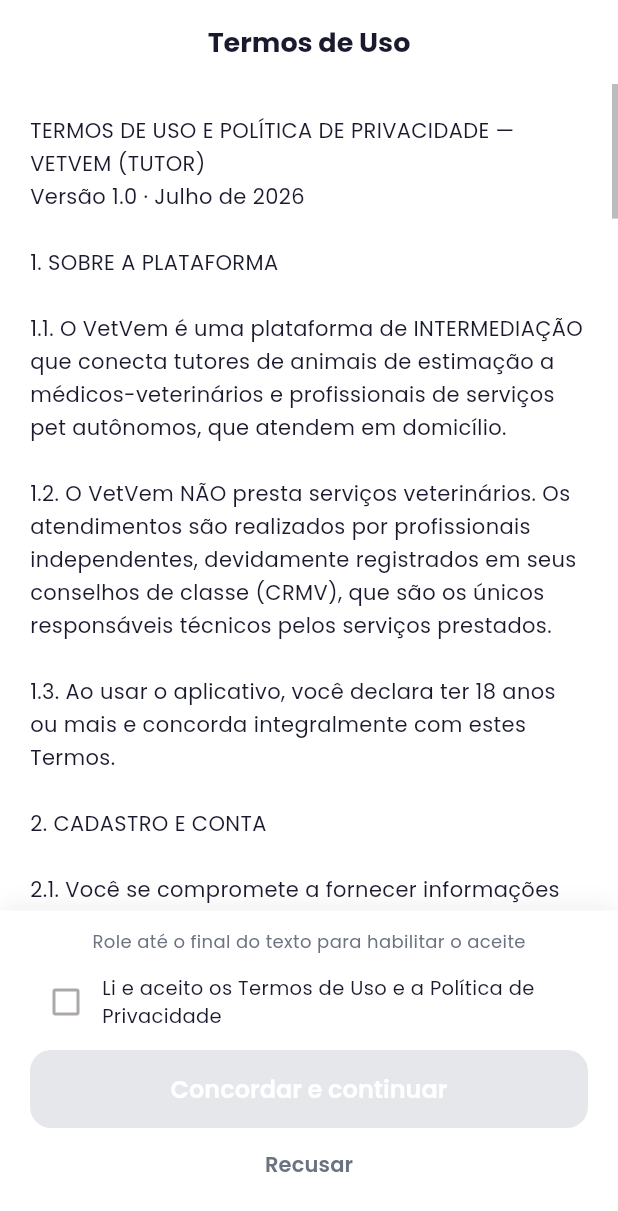
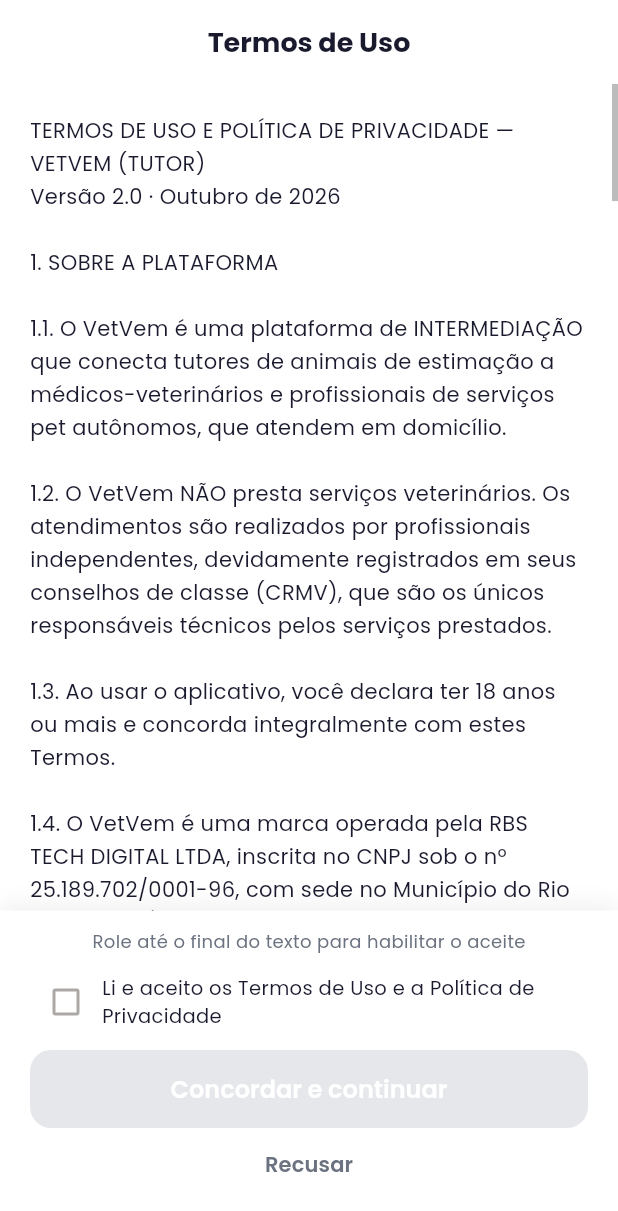
Before and after one commit to vetvemaplicativo/vetvem, a Flutter app: the TermsView screen opened directly, on a phone screen of 412 x 824 dp. Shown: the top 1211 px of the screen. Run offline on Flutter 3.47's test engine with Material 3 defaults, Android fonts, the phone set to English and light mode, and no system bars; our stand-ins replace cloud_firestore, connectivity_plus, firebase_analytics, firebase_auth, firebase_core, firebase_messaging and 10 more; accounts and stored records are empty.

Commit message:
Tutor 1.0.9+28: Termos de Uso 2.0, cancelamento via suporte, FAQ corrigido
Co-Authored-By: Claude Sonnet 5.5 <noreply@anthropic.com>

```diff
--- a/lib/app/modules/profile/profile_view.dart
+++ b/lib/app/modules/profile/profile_view.dart
@@ -1886,16 +1886,6 @@ class _SettingsList extends StatelessWidget {
         child: Column(
           children: [
             _HelpTile(
-              icon: Icons.chat_bubble_outline,
-              title: 'Chat com suporte',
-              subtitle: 'Atendimento pelo WhatsApp',
-              onTap: () async {
-                final uri = Uri.parse('https://wa.me/5521999999999?text=Ol%C3%A1%2C%20preciso%20de%20ajuda%20com%20o%20VetVem');
-                await launchUrl(uri, mode: LaunchMode.externalApplication);
-              },
-            ),
-            const Divider(height: 1),
-            _HelpTile(
               icon: Icons.email_outlined,
               title: 'Enviar e-mail',
               subtitle: 'suporte@vetvem.com.br',
@@ -1929,13 +1919,13 @@ class _SettingsList extends StatelessWidget {
       ('Como agendar uma consulta?',
           'Na tela "Buscar", escolha um veterinário e toque em "Agendar consulta". Selecione seu pet, data e horário, e confirme o pagamento.'),
       ('Posso cancelar um agendamento?',
-          'Sim. Na aba "Consultas", toque em "Cancelar" na consulta desejada. Cancelamentos feitos com menos de 2 horas de antecedência podem ter taxa.'),
+          'Sim. Na aba "Consultas", toque em "Cancelar" e fale com o suporte por e-mail. Cancelamentos depois do pagamento são analisados caso a caso. Se o profissional recusar ou não responder, o valor é estornado automaticamente.'),
       ('Como cadastrar um pet?',
           'No seu Perfil, toque em "+ Adicionar pet" e preencha os dados do seu animal.'),
       ('O veterinário vai até minha casa?',
           'Sim! O VetVem é um serviço de atendimento domiciliar. O profissional vai até o endereço informado no agendamento.'),
       ('Como funciona o pagamento?',
-          'Aceitamos Pix e cartão de crédito. Você escolhe a forma de pagamento ao confirmar o agendamento.'),
+          'Aceitamos Pix e cartão de crédito. O pagamento é feito ao solicitar o agendamento. O profissional tem até 1 hora para confirmar e, se recusar ou não responder, o valor é estornado automaticamente.'),
       ('Posso avaliar o veterinário?',
           'Após a conclusão da consulta, você receberá uma notificação para avaliar o atendimento.'),
     ];
--- a/lib/app/modules/terms/terms_content.dart
+++ b/lib/app/modules/terms/terms_content.dart
@@ -1,11 +1,11 @@
 /// Versão dos termos vigentes — incremente ao alterar o texto para que
 /// contas antigas sejam solicitadas a aceitar novamente se necessário.
-const termsVersion = '1.0';
+const termsVersion = '2.0';
 
 /// RASCUNHO — revisar com advogado antes do lançamento oficial.
 const termsText = '''
 TERMOS DE USO E POLÍTICA DE PRIVACIDADE — VETVEM (TUTOR)
-Versão 1.0 · Julho de 2026
+Versão 2.0 · Outubro de 2026
 
 1. SOBRE A PLATAFORMA
 
@@ -14,6 +14,8 @@ Versão 1.0 · Julho de 2026
 1.2. O VetVem NÃO presta serviços veterinários. Os atendimentos são realizados por profissionais independentes, devidamente registrados em seus conselhos de classe (CRMV), que são os únicos responsáveis técnicos pelos serviços prestados.
 
 1.3. Ao usar o aplicativo, você declara ter 18 anos ou mais e concorda integralmente com estes Termos.
+
+1.4. O VetVem é uma marca operada pela RBS TECH DIGITAL LTDA, inscrita no CNPJ sob o nº 25.189.702/0001-96, com sede no Município do Rio de Janeiro/RJ.
 
 2. CADASTRO E CONTA
 
@@ -25,15 +27,17 @@ Versão 1.0 · Julho de 2026
 
 3. AGENDAMENTO, PAGAMENTO E CANCELAMENTO
 
-3.1. O agendamento é uma solicitação ao profissional, que pode confirmá-la ou recusá-la conforme sua disponibilidade.
+3.1. O agendamento é uma solicitação ao profissional, que pode confirmá-la ou recusá-la conforme sua disponibilidade. A plataforma pode exigir uma antecedência mínima para o agendamento, informada no momento da escolha do horário.
 
-3.2. Após a confirmação pelo profissional, você tem o prazo de 12 (doze) horas para efetuar o pagamento pelo aplicativo. Não havendo pagamento no prazo — ou até o horário da consulta, o que ocorrer primeiro —, o agendamento é CANCELADO AUTOMATICAMENTE e o horário é liberado.
+3.2. O pagamento é ANTECIPADO: você paga no momento da solicitação, por Pix ou cartão de crédito. A solicitação só é enviada ao profissional depois da aprovação do pagamento. Solicitações sem pagamento aprovado não são enviadas e o horário é liberado.
 
-3.3. Os pagamentos são processados por instituição de pagamento parceira. O VetVem não armazena os dados completos do seu cartão — eles são guardados de forma segura pelo processador de pagamentos, conforme os padrões de segurança do setor (PCI-DSS).
+3.3. Depois de aprovado o pagamento, o profissional tem até 1 (uma) hora para confirmar ou recusar a solicitação e, em qualquer caso, deve responder antes do horário marcado. Se ele recusar ou não responder nesse prazo, a solicitação é encerrada e o valor pago é ESTORNADO AUTOMATICAMENTE.
 
-3.4. O valor exibido no momento do agendamento é o valor total a pagar. Sobre cada transação incide uma taxa de serviço da plataforma, já incluída no valor, destinada à manutenção e operação do VetVem.
+3.4. Os pagamentos são processados por instituição de pagamento parceira. O VetVem não armazena os dados completos do seu cartão — eles são guardados de forma segura pelo processador de pagamentos, conforme os padrões de segurança do setor (PCI-DSS).
 
-3.5. Cancelamentos e reembolsos: em caso de não comparecimento do profissional, você terá direito ao reembolso integral. Cancelamentos por sua iniciativa após o pagamento serão analisados caso a caso pelo suporte.
+3.5. O valor exibido no momento do agendamento é o valor total a pagar. Sobre cada transação incide uma taxa de serviço da plataforma, já incluída no valor, destinada à manutenção e operação do VetVem. O valor pago é repassado ao profissional após a conclusão do atendimento.
+
+3.6. Cancelamentos e reembolsos: (a) se o profissional recusar a solicitação ou não responder no prazo, o valor é estornado automaticamente, e o prazo para o crédito aparecer depende da forma de pagamento e da instituição financeira; (b) em caso de não comparecimento do profissional, você terá direito ao reembolso integral; (c) cancelamentos por sua iniciativa após o pagamento devem ser solicitados ao suporte e serão analisados caso a caso, observado o Código de Defesa do Consumidor.
 
 4. RESPONSABILIDADES
 
@@ -51,7 +55,7 @@ Versão 1.0 · Julho de 2026
 
 6. PRIVACIDADE E PROTEÇÃO DE DADOS (LGPD)
 
-6.1. O VetVem trata seus dados pessoais em conformidade com a Lei Geral de Proteção de Dados (Lei nº 13.709/2018).
+6.1. A RBS TECH DIGITAL LTDA, que opera o VetVem, é a controladora dos seus dados pessoais e os trata em conformidade com a Lei Geral de Proteção de Dados (Lei nº 13.709/2018).
 
 6.2. Dados coletados: nome, e-mail, telefone, endereços, dados dos seus pets e histórico de atendimentos. Finalidades: viabilizar os agendamentos, pagamentos, comunicação entre as partes e melhoria do serviço.
 
@@ -71,7 +75,7 @@ Versão 1.0 · Julho de 2026
 
 9. CONTATO E FORO
 
-9.1. Dúvidas e solicitações: canal "Ajuda e suporte" no aplicativo.
+9.1. Dúvidas e solicitações: canal "Ajuda e suporte" no aplicativo ou e-mail suporte@vetvem.com.br.
 
 9.2. Fica eleito o foro da comarca do domicílio do consumidor para dirimir controvérsias, nos termos do Código de Defesa do Consumidor.
 
--- a/pubspec.yaml
+++ b/pubspec.yaml
@@ -2,7 +2,7 @@ name: vetvem
 description: "VetVem - Agende veterinarios a domicilio para seu pet."
 publish_to: 'none'
 
-version: 1.0.8+27
+version: 1.0.9+28
 
 environment:
   sdk: ^3.12.1
```
Also changed, not shown: lib/app/modules/consultas/consultas_view.dart (+36 -11 lines), lib/app/modules/terms/terms_view.dart (+6 -1 lines).
